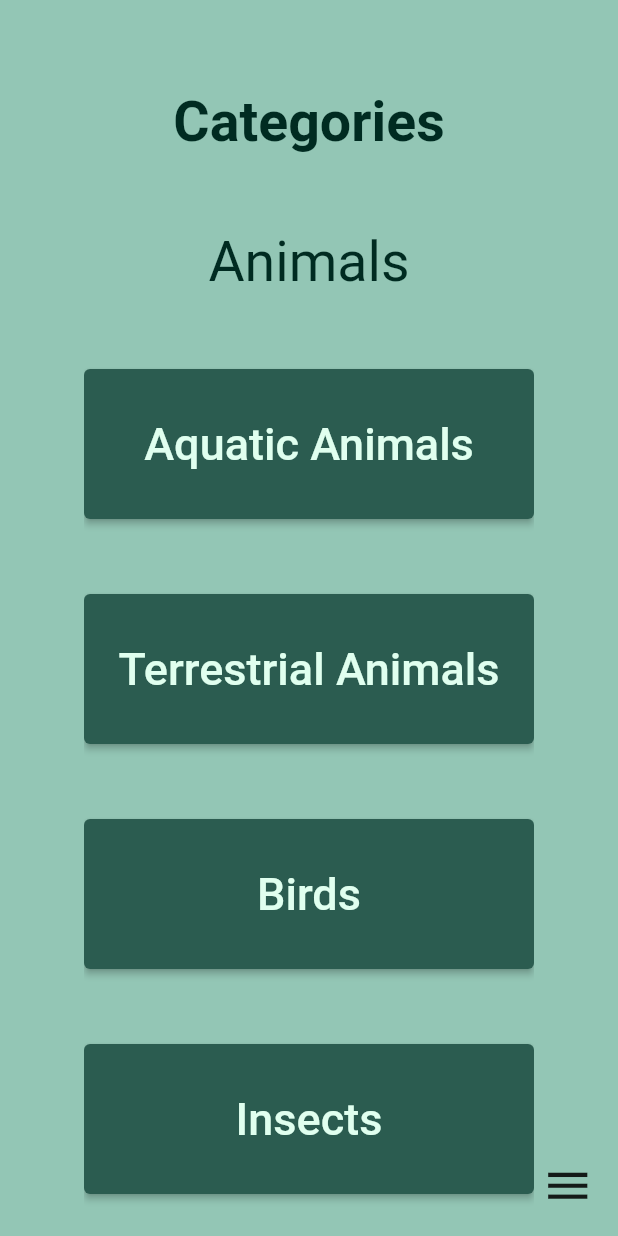
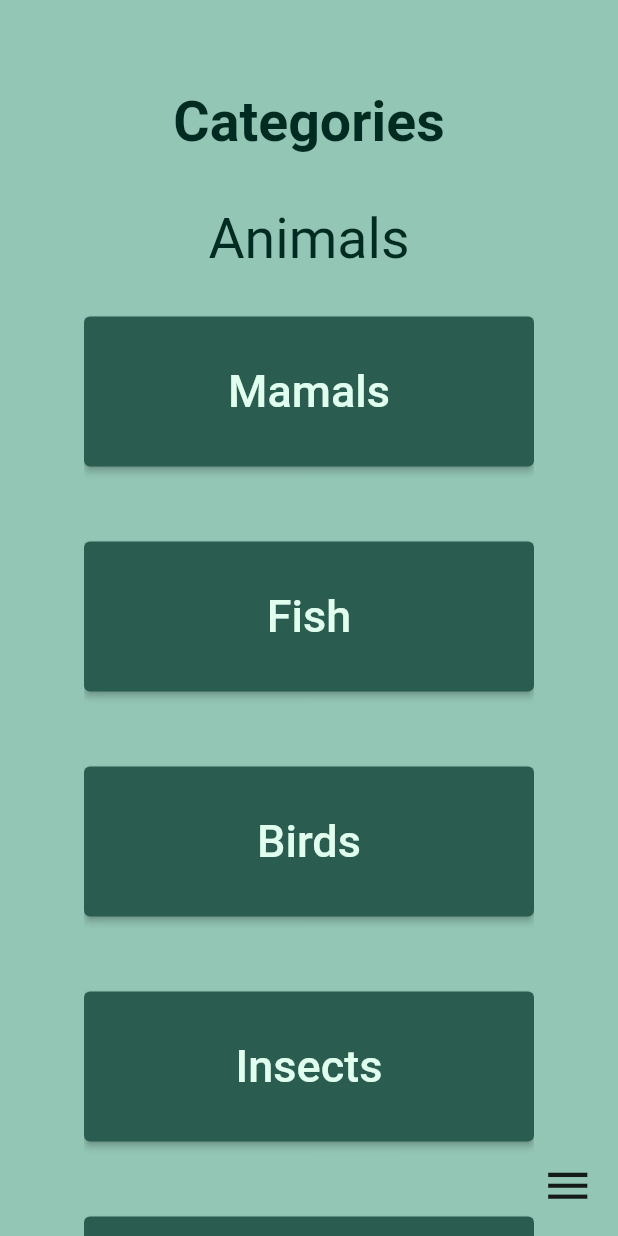
Before and after one commit to Anzasu/Biosphere, a Flutter app: the CategoriesPage screen opened directly, on a phone screen of 412 x 824 dp. Run offline on Flutter 3.47's test engine with Material 2 defaults, Android fonts, the phone set to English and light mode, and no system bars; missing offline and left inert: simple_speed_dial.

Commit message:
better categories

```diff
--- a/biosphere/lib/mainPages/categories.dart
+++ b/biosphere/lib/mainPages/categories.dart
@@ -71,18 +71,18 @@ class CategorieState extends State<CategoriesPage> {
                     fontSize: 37,
                     fontWeight: FontWeight.bold),
               ),
-              SizedBox(height: 50),
+              SizedBox(height: 35),
               Text(
                 "Animals",
                 style: TextStyle(color: textOnLight, fontSize: 37),
               ),
-              SizedBox(height: 50),
+              SizedBox(height: 30),
               ElevatedButton(
                 onPressed: () {
                   // Weiterleiten zur Seite mit der Liste aller Einträge dieser Kategorie
                 },
                 child: Text(
-                  "Aquatic Animals",
+                  "Mamals",
                   style: TextStyle(fontSize: 30.0, color: textOnDark),
                 ),
                 style: ElevatedButton.styleFrom(
@@ -94,7 +94,7 @@ class CategorieState extends State<CategoriesPage> {
                   // Weiterleiten zur Seite mit der Liste aller Einträge dieser Kategorie
                 },
                 child: Text(
-                  "Terrestrial Animals",
+                  "Fish",
                   style: TextStyle(fontSize: 30.0, color: textOnDark),
                 ),
                 style: ElevatedButton.styleFrom(
@@ -137,6 +137,83 @@ class CategorieState extends State<CategoriesPage> {
                     backgroundColor: buttons, fixedSize: Size(300, 100)),
               ),
               SizedBox(height: 50),
+              ElevatedButton(
+                onPressed: () {
+                  // Weiterleiten zur Seite mit der Liste aller Einträge dieser Kategorie
+                },
+                child: Text(
+                  "Reptiles",
+                  style: TextStyle(fontSize: 30.0, color: textOnDark),
+                ),
+                style: ElevatedButton.styleFrom(
+                    backgroundColor: buttons, fixedSize: Size(300, 100)),
+              ),
+              SizedBox(height: 50),
+              Text(
+                "Plants",
+                style: TextStyle(color: textOnLight, fontSize: 37),
+              ),
+              SizedBox(height: 30),
+              ElevatedButton(
+                onPressed: () {
+                  // Weiterleiten zur Seite mit der Liste aller Einträge dieser Kategorie
+                },
+                child: Text(
+                  "Trees",
+                  style: TextStyle(fontSize: 30.0, color: textOnDark),
+                ),
+                style: ElevatedButton.styleFrom(
+                    backgroundColor: buttons, fixedSize: Size(300, 100)),
+              ),
+              SizedBox(height: 50),
+              ElevatedButton(
+                onPressed: () {
+                  // Weiterleiten zur Seite mit der Liste aller Einträge dieser Kategorie
+                },
+                child: Text(
+                  "Shrubs",
+                  style: TextStyle(fontSize: 30.0, color: textOnDark),
+                ),
+                style: ElevatedButton.styleFrom(
+                    backgroundColor: buttons, fixedSize: Size(300, 100)),
+              ),
+              SizedBox(height: 50),
+              ElevatedButton(
+                onPressed: () {
+                  // Weiterleiten zur Seite mit der Liste aller Einträge dieser Kategorie
+                },
+                child: Text(
+                  "Flowers",
+                  style: TextStyle(fontSize: 30.0, color: textOnDark),
+                ),
+                style: ElevatedButton.styleFrom(
+                    backgroundColor: buttons, fixedSize: Size(300, 100)),
+              ),
+              SizedBox(height: 50),
+              ElevatedButton(
+                onPressed: () {
+                  // Weiterleiten zur Seite mit der Liste aller Einträge dieser Kategorie
+                },
+                child: Text(
+                  "Grasses",
+                  style: TextStyle(fontSize: 30.0, color: textOnDark),
+                ),
+                style: ElevatedButton.styleFrom(
+                    backgroundColor: buttons, fixedSize: Size(300, 100)),
+              ),
+              SizedBox(height: 50),
+              ElevatedButton(
+                onPressed: () {
+                  // Weiterleiten zur Seite mit der Liste aller Einträge dieser Kategorie
+                },
+                child: Text(
+                  "Fruits/ Vegetables",
+                  style: TextStyle(fontSize: 30.0, color: textOnDark),
+                ),
+                style: ElevatedButton.styleFrom(
+                    backgroundColor: buttons, fixedSize: Size(300, 100)),
+              ),
+              SizedBox(height: 50),
             ],
           ),
         ),
```
